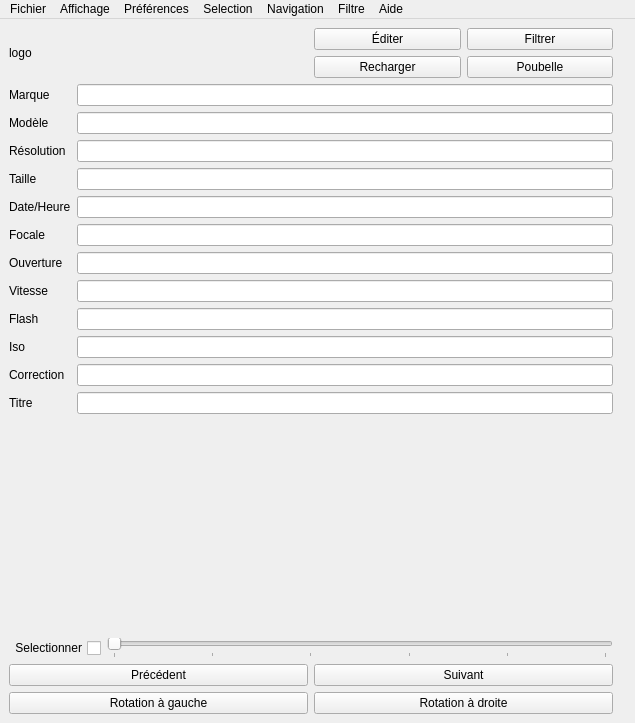
The window that gui/principale.ui (kif/imagizer) describes before a commit, drawn with Qt 5.
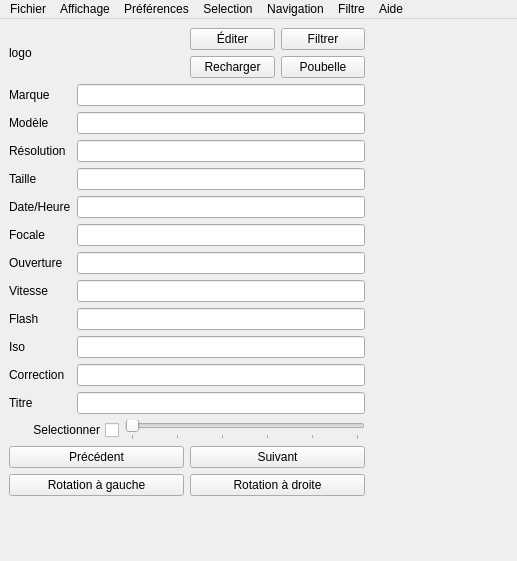
The same window after the commit.

Commit message: Most functions from toolbar are wired...

Patch:
```diff
--- a/gui/principale.ui
+++ b/gui/principale.ui
@@ -6,8 +6,8 @@
    <rect>
     <x>0</x>
     <y>0</y>
-    <width>635</width>
-    <height>723</height>
+    <width>517</width>
+    <height>561</height>
    </rect>
   </property>
   <property name="windowTitle">
@@ -209,6 +209,18 @@
           </item>
           <item>
            <widget class="QSlider" name="rate">
+            <property name="sizePolicy">
+             <sizepolicy hsizetype="Preferred" vsizetype="Fixed">
+              <horstretch>0</horstretch>
+              <verstretch>0</verstretch>
+             </sizepolicy>
+            </property>
+            <property name="minimumSize">
+             <size>
+              <width>240</width>
+              <height>0</height>
+             </size>
+            </property>
             <property name="maximum">
              <number>5</number>
             </property>
@@ -229,14 +241,26 @@
          </layout>
         </item>
         <item>
-         <layout class="QGridLayout" name="gridLayout_2">
-          <item row="1" column="1">
-           <widget class="QPushButton" name="right">
+         <layout class="QFormLayout" name="formLayout_2">
+          <item row="0" column="0">
+           <widget class="QPushButton" name="previous">
+            <property name="sizePolicy">
+             <sizepolicy hsizetype="Fixed" vsizetype="Fixed">
+              <horstretch>0</horstretch>
+              <verstretch>0</verstretch>
+             </sizepolicy>
+            </property>
+            <property name="minimumSize">
+             <size>
+              <width>175</width>
+              <height>0</height>
+             </size>
+            </property>
             <property name="toolTip">
              <string>Ctrl+Droite</string>
             </property>
             <property name="text">
-             <string>Rotation à droite</string>
+             <string>Précédent</string>
             </property>
             <property name="shortcut">
              <string>Ctrl+Right</string>
@@ -245,6 +269,18 @@
           </item>
           <item row="0" column="1">
            <widget class="QPushButton" name="next">
+            <property name="sizePolicy">
+             <sizepolicy hsizetype="Fixed" vsizetype="Fixed">
+              <horstretch>0</horstretch>
+              <verstretch>0</verstretch>
+             </sizepolicy>
+            </property>
+            <property name="minimumSize">
+             <size>
+              <width>175</width>
+              <height>0</height>
+             </size>
+            </property>
             <property name="toolTip">
              <string>Ctrl+Bas</string>
             </property>
@@ -258,6 +294,18 @@
           </item>
           <item row="1" column="0">
            <widget class="QPushButton" name="left">
+            <property name="sizePolicy">
+             <sizepolicy hsizetype="Fixed" vsizetype="Fixed">
+              <horstretch>0</horstretch>
+              <verstretch>0</verstretch>
+             </sizepolicy>
+            </property>
+            <property name="minimumSize">
+             <size>
+              <width>175</width>
+              <height>0</height>
+             </size>
+            </property>
             <property name="toolTip">
              <string>Ctrl+Gauche</string>
             </property>
@@ -269,13 +317,25 @@
             </property>
            </widget>
           </item>
-          <item row="0" column="0">
-           <widget class="QPushButton" name="previous">
+          <item row="1" column="1">
+           <widget class="QPushButton" name="right">
+            <property name="sizePolicy">
+             <sizepolicy hsizetype="Fixed" vsizetype="Fixed">
+              <horstretch>0</horstretch>
+              <verstretch>0</verstretch>
+             </sizepolicy>
+            </property>
+            <property name="minimumSize">
+             <size>
+              <width>175</width>
+              <height>0</height>
+             </size>
+            </property>
             <property name="toolTip">
              <string>Ctrl+Haut</string>
             </property>
             <property name="text">
-             <string>Précédent</string>
+             <string>Rotation à droite</string>
             </property>
             <property name="shortcut">
              <string>Ctrl+Up</string>
@@ -288,6 +348,18 @@
       </item>
       <item row="0" column="1">
        <widget class="QLabel" name="photo">
+        <property name="sizePolicy">
+         <sizepolicy hsizetype="Expanding" vsizetype="Expanding">
+          <horstretch>0</horstretch>
+          <verstretch>0</verstretch>
+         </sizepolicy>
+        </property>
+        <property name="minimumSize">
+         <size>
+          <width>100</width>
+          <height>100</height>
+         </size>
+        </property>
         <property name="text">
          <string/>
         </property>
@@ -302,7 +374,7 @@
     <rect>
      <x>0</x>
      <y>0</y>
-     <width>635</width>
+     <width>517</width>
      <height>25</height>
     </rect>
    </property>
```
Left out of the diff: 236 changed lines with no effect on the pictures. The commit also changes 1 other file.
